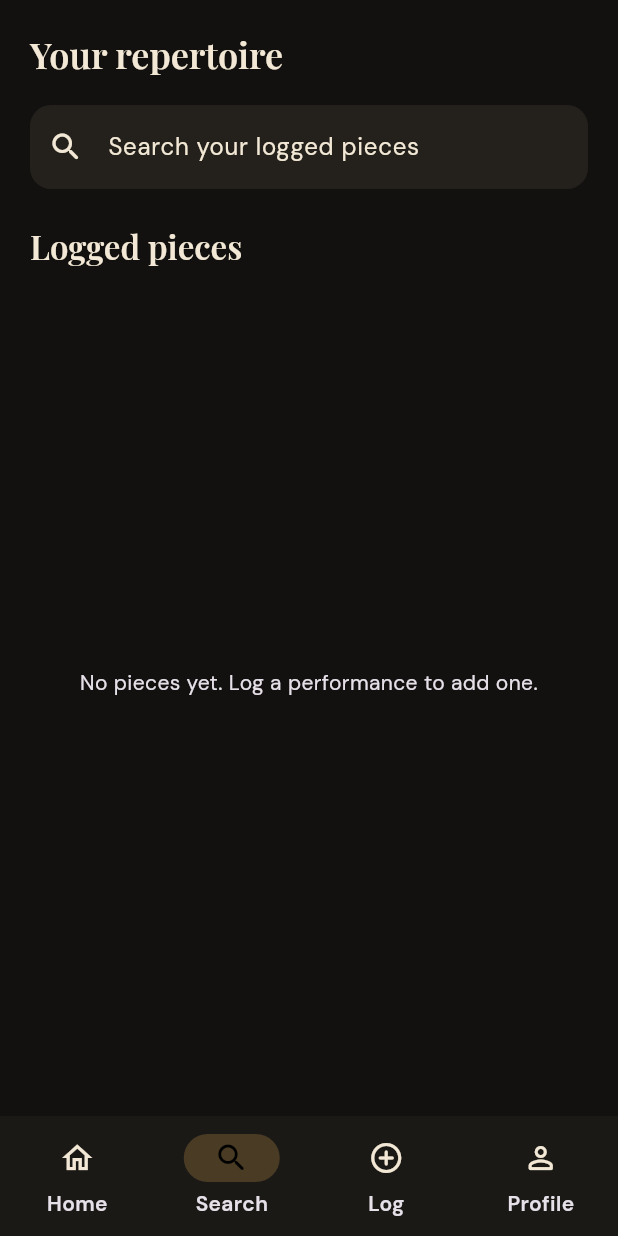
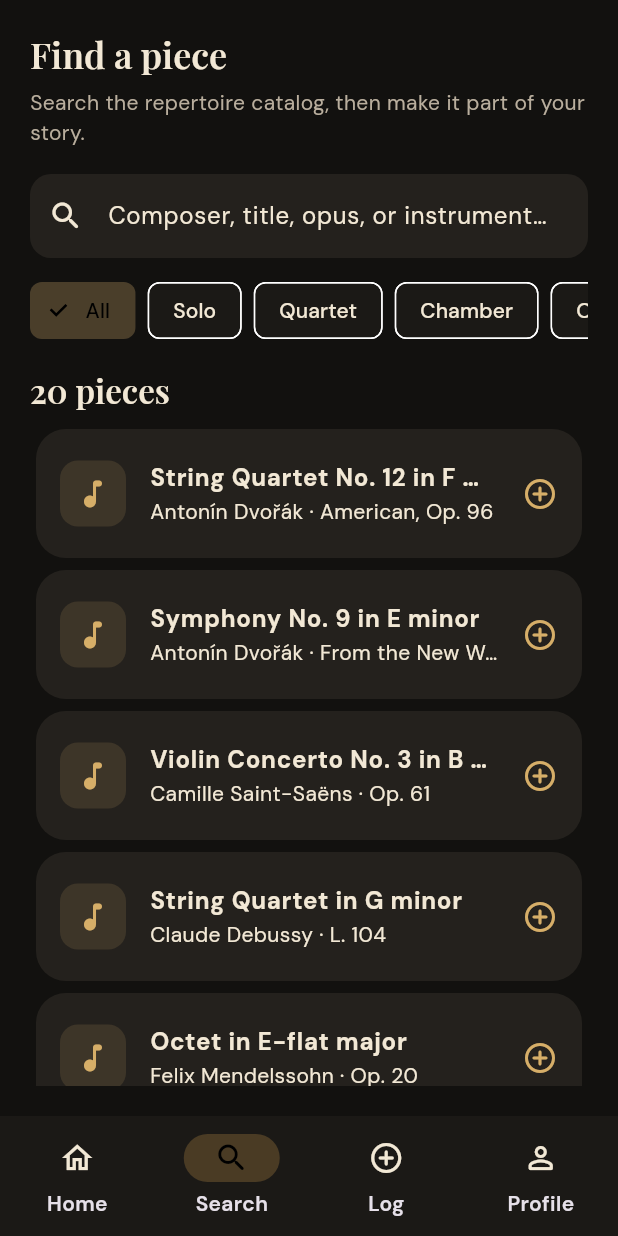
Before and after one commit to samgolik/classical.ly, a Flutter app: the AppShell screen opened directly, item 2 of the bottom bar chosen, on a phone screen of 412 x 824 dp. Run offline on Flutter 3.47's test engine with Material 3 defaults, Android fonts, the light colour scheme and no system bars; our stand-ins replace cloud_firestore, firebase_auth, firebase_core, google_fonts, google_sign_in, sign_in_with_apple; accounts and stored records are empty.

Commit message:
Add searchable repertoire catalog

```diff
--- /dev/null
+++ b/lib/data/catalog_store.dart
@@ -0,0 +1,52 @@
+import 'dart:async';
+
+import 'package:cloud_firestore/cloud_firestore.dart';
+import 'package:flutter/foundation.dart';
+
+import '../models/models.dart';
+import 'core_catalog.dart';
+
+class CatalogStore extends ChangeNotifier {
+  CatalogStore._();
+  static final instance = CatalogStore._();
+
+  StreamSubscription<QuerySnapshot<Map<String, dynamic>>>? _subscription;
+  List<Piece> _remotePieces = const [];
+  bool _isLoading = false;
+  String? _error;
+
+  bool get isLoading => _isLoading;
+  String? get error => _error;
+
+  List<Piece> get pieces {
+    final byId = {for (final piece in coreCatalog) piece.id: piece};
+    for (final piece in _remotePieces) {
+      byId[piece.id] = piece;
+    }
+    final values = byId.values.toList();
+    values.sort((a, b) {
+      final composer = a.composer.compareTo(b.composer);
+      return composer == 0 ? a.title.compareTo(b.title) : composer;
+    });
+    return values;
+  }
+
+  void start() {
+    if (_subscription != null) return;
+    _isLoading = true;
+    notifyListeners();
+    _subscription = FirebaseFirestore.instance.collection('pieces').snapshots().listen(
+      (snapshot) {
+        _remotePieces = snapshot.docs.map((doc) => Piece.fromFirestore(doc.id, doc.data())).toList();
+        _error = null;
+        _isLoading = false;
+        notifyListeners();
+      },
+      onError: (_) {
+        _error = 'The shared catalog is temporarily unavailable.';
+        _isLoading = false;
+        notifyListeners();
+      },
+    );
+  }
+}
--- /dev/null
+++ b/lib/data/core_catalog.dart
@@ -0,0 +1,26 @@
+import '../models/models.dart';
+
+/// A small, editorially checked starter catalog. Firestore entries replace these
+/// by id as the shared catalog grows.
+const coreCatalog = <Piece>[
+  Piece(id: 'bach-bwv-1001', title: 'Sonata No. 1 in G minor', composer: 'J. S. Bach', subtitle: 'BWV 1001', difficulty: 8.5, duration: '18 min', instrumentation: ['Solo violin'], ensembleType: 'Solo', imslpUrl: 'https://imslp.org/wiki/Sonatas_and_Partitas_for_Solo_Violin%2C_BWV_1001-1006_(Bach%2C_Johann_Sebastian)'),
+  Piece(id: 'bach-bwv-1004', title: 'Partita No. 2 in D minor', composer: 'J. S. Bach', subtitle: 'BWV 1004', difficulty: 9.5, duration: '30 min', instrumentation: ['Solo violin'], ensembleType: 'Solo', imslpUrl: 'https://imslp.org/wiki/Sonatas_and_Partitas_for_Solo_Violin%2C_BWV_1001-1006_(Bach%2C_Johann_Sebastian)'),
+  Piece(id: 'beethoven-op-18-4', title: 'String Quartet No. 4 in C minor', composer: 'Ludwig van Beethoven', subtitle: 'Op. 18 No. 4', difficulty: 8.0, duration: '24 min', instrumentation: ['String quartet'], ensembleType: 'Quartet', imslpUrl: 'https://imslp.org/wiki/String_Quartets%2C_Op.18_(Beethoven%2C_Ludwig_van)'),
+  Piece(id: 'beethoven-op-67', title: 'Symphony No. 5 in C minor', composer: 'Ludwig van Beethoven', subtitle: 'Op. 67', difficulty: 7.0, duration: '33 min', instrumentation: ['Orchestra'], ensembleType: 'Orchestra', imslpUrl: 'https://imslp.org/wiki/Symphony_No.5%2C_Op.67_(Beethoven%2C_Ludwig_van)'),
+  Piece(id: 'beethoven-op-125', title: 'Symphony No. 9 in D minor', composer: 'Ludwig van Beethoven', subtitle: 'Op. 125', difficulty: 8.5, duration: '70 min', instrumentation: ['Orchestra', 'Chorus', 'Solo voices'], ensembleType: 'Orchestra', imslpUrl: 'https://imslp.org/wiki/Symphony_No.9%2C_Op.125_(Beethoven%2C_Ludwig_van)'),
+  Piece(id: 'brahms-op-77', title: 'Violin Concerto in D major', composer: 'Johannes Brahms', subtitle: 'Op. 77', difficulty: 9.5, duration: '38 min', instrumentation: ['Solo violin', 'Orchestra'], ensembleType: 'Solo with orchestra', imslpUrl: 'https://imslp.org/wiki/Violin_Concerto%2C_Op.77_(Brahms%2C_Johannes)'),
+  Piece(id: 'brahms-op-51-1', title: 'String Quartet No. 1 in C minor', composer: 'Johannes Brahms', subtitle: 'Op. 51 No. 1', difficulty: 8.5, duration: '34 min', instrumentation: ['String quartet'], ensembleType: 'Quartet', imslpUrl: 'https://imslp.org/wiki/String_Quartets%2C_Op.51_(Brahms%2C_Johannes)'),
+  Piece(id: 'bruchs-op-26', title: 'Violin Concerto No. 1 in G minor', composer: 'Max Bruch', subtitle: 'Op. 26', difficulty: 8.5, duration: '25 min', instrumentation: ['Solo violin', 'Orchestra'], ensembleType: 'Solo with orchestra', imslpUrl: 'https://imslp.org/wiki/Violin_Concerto_No.1%2C_Op.26_(Bruch%2C_Max)'),
+  Piece(id: 'debussy-l104', title: 'String Quartet in G minor', composer: 'Claude Debussy', subtitle: 'L. 104', difficulty: 8.0, duration: '25 min', instrumentation: ['String quartet'], ensembleType: 'Quartet', imslpUrl: 'https://imslp.org/wiki/String_Quartet%2C_L.104_(Debussy%2C_Claude)'),
+  Piece(id: 'dvorak-op-96', title: 'String Quartet No. 12 in F major', composer: 'Antonín Dvořák', subtitle: 'American, Op. 96', difficulty: 7.0, duration: '25 min', instrumentation: ['String quartet'], ensembleType: 'Quartet', imslpUrl: 'https://imslp.org/wiki/String_Quartet_No.12%2C_Op.96_(Dvo%C5%99%C3%A1k%2C_Anton%C3%ADn)'),
+  Piece(id: 'dvorak-op-95', title: 'Symphony No. 9 in E minor', composer: 'Antonín Dvořák', subtitle: 'From the New World, Op. 95', difficulty: 7.0, duration: '40 min', instrumentation: ['Orchestra'], ensembleType: 'Orchestra', imslpUrl: 'https://imslp.org/wiki/Symphony_No.9%2C_Op.95_(Dvo%C5%99%C3%A1k%2C_Anton%C3%ADn)'),
+  Piece(id: 'mendelssohn-op-64', title: 'Violin Concerto in E minor', composer: 'Felix Mendelssohn', subtitle: 'Op. 64', difficulty: 9.0, duration: '27 min', instrumentation: ['Solo violin', 'Orchestra'], ensembleType: 'Solo with orchestra', imslpUrl: 'https://imslp.org/wiki/Violin_Concerto%2C_Op.64_(Mendelssohn%2C_Felix)'),
+  Piece(id: 'mendelssohn-op-20', title: 'Octet in E-flat major', composer: 'Felix Mendelssohn', subtitle: 'Op. 20', difficulty: 8.0, duration: '32 min', instrumentation: ['String octet'], ensembleType: 'Chamber', imslpUrl: 'https://imslp.org/wiki/Octet%2C_Op.20_(Mendelssohn%2C_Felix)'),
+  Piece(id: 'mozart-k-550', title: 'Symphony No. 40 in G minor', composer: 'Wolfgang Amadeus Mozart', subtitle: 'K. 550', difficulty: 6.5, duration: '30 min', instrumentation: ['Orchestra'], ensembleType: 'Orchestra', imslpUrl: 'https://imslp.org/wiki/Symphony_No.40_in_G_minor%2C_K.550_(Mozart%2C_Wolfgang_Amadeus)'),
+  Piece(id: 'mozart-k-525', title: 'Symphony No. 41 in C major', composer: 'Wolfgang Amadeus Mozart', subtitle: 'Jupiter, K. 551', difficulty: 7.0, duration: '34 min', instrumentation: ['Orchestra'], ensembleType: 'Orchestra', imslpUrl: 'https://imslp.org/wiki/Symphony_No.41_in_C_major%2C_K.551_(Mozart%2C_Wolfgang_Amadeus)'),
+  Piece(id: 'prokofiev-op-47', title: 'Violin Concerto No. 2 in G minor', composer: 'Sergei Prokofiev', subtitle: 'Op. 63', difficulty: 9.0, duration: '28 min', instrumentation: ['Solo violin', 'Orchestra'], ensembleType: 'Solo with orchestra', imslpUrl: 'https://imslp.org/wiki/Violin_Concerto_No.2%2C_Op.63_(Prokofiev%2C_Sergei)'),
+  Piece(id: 'ravel-m60', title: 'String Quartet in F major', composer: 'Maurice Ravel', subtitle: 'M. 35', difficulty: 8.0, duration: '28 min', instrumentation: ['String quartet'], ensembleType: 'Quartet', imslpUrl: 'https://imslp.org/wiki/String_Quartet_(Ravel%2C_Maurice)'),
+  Piece(id: 'saint-saens-op-61', title: 'Violin Concerto No. 3 in B minor', composer: 'Camille Saint-Saëns', subtitle: 'Op. 61', difficulty: 9.0, duration: '30 min', instrumentation: ['Solo violin', 'Orchestra'], ensembleType: 'Solo with orchestra', imslpUrl: 'https://imslp.org/wiki/Violin_Concerto_No.3%2C_Op.61_(Saint-Sa%C3%ABns%2C_Camille)'),
+  Piece(id: 'sibelius-op-47', title: 'Violin Concerto in D minor', composer: 'Jean Sibelius', subtitle: 'Op. 47', difficulty: 9.5, duration: '33 min', instrumentation: ['Solo violin', 'Orchestra'], ensembleType: 'Solo with orchestra', imslpUrl: 'https://imslp.org/wiki/Violin_Concerto%2C_Op.47_(Sibelius%2C_Jean)'),
+  Piece(id: 'tchaikovsky-op-35', title: 'Violin Concerto in D major', composer: 'Pyotr Ilyich Tchaikovsky', subtitle: 'Op. 35', difficulty: 9.5, duration: '35 min', instrumentation: ['Solo violin', 'Orchestra'], ensembleType: 'Solo with orchestra', imslpUrl: 'https://imslp.org/wiki/Violin_Concerto%2C_Op.35_(Tchaikovsky%2C_Pyotr)'),
+];
--- a/lib/features/log/log_page.dart
+++ b/lib/features/log/log_page.dart
@@ -21,6 +21,7 @@ class _LogPageState extends State<LogPage> {
     Text('Log a performance', style: Theme.of(context).textTheme.headlineSmall), const SizedBox(height: 7), const Text('Add this moment to your musical archive.', style: TextStyle(color: AppTheme.muted)), const SizedBox(height: 28),
     const Text('THE PIECE', style: TextStyle(color: AppTheme.gold, fontWeight: FontWeight.bold, fontSize: 12)), const SizedBox(height: 7),
     TextField(controller: title, textCapitalization: TextCapitalization.words, decoration: const InputDecoration(labelText: 'Piece title *')), const SizedBox(height: 12), TextField(controller: composer, textCapitalization: TextCapitalization.words, decoration: const InputDecoration(labelText: 'Composer *')), const SizedBox(height: 12), TextField(controller: subtitle, textCapitalization: TextCapitalization.words, decoration: const InputDecoration(labelText: 'Catalogue, key, or opus (optional)')),
+    if (widget.preselected != null) ...[const SizedBox(height: 10), Wrap(spacing: 7, runSpacing: 7, children: widget.preselected!.instrumentation.map((item) => Chip(label: Text(item))).toList())],
     const SizedBox(height: 22), const Text('THE PERFORMANCE', style: TextStyle(color: AppTheme.gold, fontWeight: FontWeight.bold, fontSize: 12)), const SizedBox(height: 7),
     TextField(controller: ensemble, textCapitalization: TextCapitalization.words, decoration: const InputDecoration(labelText: 'Ensemble or orchestra')), const SizedBox(height: 12), TextField(controller: role, textCapitalization: TextCapitalization.words, decoration: const InputDecoration(labelText: 'Part or role (e.g. Violin II)')), const SizedBox(height: 12), TextField(controller: note, minLines: 3, maxLines: 5, decoration: const InputDecoration(labelText: 'Memory or note')), const SizedBox(height: 22),
     const Text('YOUR EXPERIENCE', style: TextStyle(color: AppTheme.gold, fontWeight: FontWeight.bold, fontSize: 12)), const SizedBox(height: 7), Row(children: List.generate(5, (i) => IconButton(onPressed: () => setState(() => rating = i + 1), icon: Icon(i < rating ? Icons.star_rounded : Icons.star_outline_rounded, color: AppTheme.gold, size: 31)))), const SizedBox(height: 25), FilledButton(onPressed: save, child: const Text('Save to repertoire')),
--- a/lib/features/search/search_page.dart
+++ b/lib/features/search/search_page.dart
@@ -1,23 +1,42 @@
 import 'package:flutter/material.dart';
-import '../../data/repertoire_store.dart';
+import '../../data/catalog_store.dart';
 import '../../models/models.dart';
+import '../../theme/app_theme.dart';
 import '../../widgets/common_widgets.dart';
 import '../piece/piece_detail_page.dart';
 
 class SearchPage extends StatefulWidget { const SearchPage({super.key}); @override State<SearchPage> createState() => _SearchPageState(); }
 class _SearchPageState extends State<SearchPage> {
   String query = '';
+  String filter = 'All';
+  static const filters = ['All', 'Solo', 'Quartet', 'Chamber', 'Orchestra'];
   @override
   Widget build(BuildContext context) => ListenableBuilder(
-    listenable: RepertoireStore.instance,
+    listenable: CatalogStore.instance,
     builder: (context, _) {
-      final results = RepertoireStore.instance.pieces.where((p) => '${p.title} ${p.composer}'.toLowerCase().contains(query.toLowerCase())).toList();
+      final needle = query.trim().toLowerCase();
+      final results = CatalogStore.instance.pieces.where((piece) {
+        final searchText = '${piece.title} ${piece.composer} ${piece.subtitle} ${piece.ensembleType} ${piece.instrumentation.join(' ')}'.toLowerCase();
+        final matchesQuery = needle.isEmpty || searchText.contains(needle);
+        final matchesFilter = filter == 'All' || piece.ensembleType == filter || piece.instrumentation.any((force) => force.toLowerCase().contains(filter.toLowerCase()));
+        return matchesQuery && matchesFilter;
+      }).toList();
       return Padding(padding: const EdgeInsets.all(20), child: Column(crossAxisAlignment: CrossAxisAlignment.start, children: [
-        Text('Your repertoire', style: Theme.of(context).textTheme.headlineSmall), const SizedBox(height: 18),
-        TextField(onChanged: (value) => setState(() => query = value), decoration: const InputDecoration(prefixIcon: Icon(Icons.search_rounded), hintText: 'Search your logged pieces')),
-        const SizedBox(height: 24), Text(query.isEmpty ? 'Logged pieces' : '${results.length} pieces', style: Theme.of(context).textTheme.titleLarge), const SizedBox(height: 8),
-        Expanded(child: results.isEmpty ? const Center(child: Text('No pieces yet. Log a performance to add one.', textAlign: TextAlign.center)) : ListView(children: results.map((Piece piece) => PieceTile(piece: piece, onTap: () => Navigator.push(context, MaterialPageRoute(builder: (_) => PieceDetailPage(piece: piece))))).toList())),
+        Text('Find a piece', style: Theme.of(context).textTheme.headlineSmall), const SizedBox(height: 6),
+        const Text('Search the repertoire catalog, then make it part of your story.', style: TextStyle(color: AppTheme.muted)), const SizedBox(height: 18),
+        TextField(onChanged: (value) => setState(() => query = value), textInputAction: TextInputAction.search, decoration: const InputDecoration(prefixIcon: Icon(Icons.search_rounded), hintText: 'Composer, title, opus, or instrumentation')),
+        const SizedBox(height: 16),
+        SizedBox(height: 38, child: ListView(scrollDirection: Axis.horizontal, children: filters.map((item) => Padding(padding: const EdgeInsets.only(right: 8), child: ChoiceChip(label: Text(item), selected: filter == item, onSelected: (_) => setState(() => filter = item), selectedColor: AppTheme.gold.withValues(alpha: .25)))).toList())),
+        const SizedBox(height: 20), Text('${results.length} ${results.length == 1 ? 'piece' : 'pieces'}', style: Theme.of(context).textTheme.titleLarge), const SizedBox(height: 8),
+        Expanded(child: results.isEmpty ? _NoResults(query: query, filter: filter) : ListView(children: results.map((Piece piece) => PieceTile(piece: piece, trailing: const Icon(Icons.add_circle_outline_rounded, color: AppTheme.gold), onTap: () => Navigator.push(context, MaterialPageRoute(builder: (_) => PieceDetailPage(piece: piece))))).toList())),
       ]));
     },
   );
 }
+
+class _NoResults extends StatelessWidget {
+  const _NoResults({required this.query, required this.filter});
+  final String query, filter;
+  @override
+  Widget build(BuildContext context) => Center(child: Padding(padding: const EdgeInsets.all(24), child: Column(mainAxisSize: MainAxisSize.min, children: [const Icon(Icons.library_music_outlined, size: 38, color: AppTheme.gold), const SizedBox(height: 14), Text('Nothing quite matches yet.', style: Theme.of(context).textTheme.titleLarge), const SizedBox(height: 7), Text(query.isEmpty && filter != 'All' ? 'Try another instrumentation filter.' : 'Try a composer, a shorter title, or another instrumentation.', textAlign: TextAlign.center, style: const TextStyle(color: AppTheme.muted))])));
+}
--- a/lib/features/shell/app_shell.dart
+++ b/lib/features/shell/app_shell.dart
@@ -3,6 +3,7 @@ import '../home/home_page.dart';
 import '../search/search_page.dart';
 import '../log/log_page.dart';
 import '../profile/profile_page.dart';
+import '../../data/catalog_store.dart';
 
 class AppShell extends StatefulWidget {
   const AppShell({super.key});
@@ -11,6 +12,11 @@ class AppShell extends StatefulWidget {
 }
 class _AppShellState extends State<AppShell> {
   int index = 0;
+  @override
+  void initState() {
+    super.initState();
+    CatalogStore.instance.start();
+  }
   @override
   Widget build(BuildContext context) {
     final pages = [const HomePage(), const SearchPage(), const LogPage(), const ProfilePage()];
--- a/lib/models/models.dart
+++ b/lib/models/models.dart
@@ -1,10 +1,32 @@
 enum RepertoireStatus { learning, performed, dream }
 
 class Piece {
-  const Piece({required this.id, required this.title, required this.composer, required this.subtitle, required this.difficulty, required this.duration, required this.instrumentation, this.imslpUrl = 'https://imslp.org'});
-  final String id, title, composer, subtitle, duration, imslpUrl;
+  const Piece({
+    required this.id,
+    required this.title,
+    required this.composer,
+    required this.subtitle,
+    required this.difficulty,
+    required this.duration,
+    required this.instrumentation,
+    this.ensembleType = '',
+    this.imslpUrl = 'https://imslp.org',
+  });
+  final String id, title, composer, subtitle, duration, imslpUrl, ensembleType;
   final double difficulty;
   final List<String> instrumentation;
+
+  factory Piece.fromFirestore(String id, Map<String, dynamic> data) => Piece(
+        id: id,
+        title: data['title'] as String? ?? '',
+        composer: data['composer'] as String? ?? '',
+        subtitle: data['subtitle'] as String? ?? '',
+        difficulty: (data['difficulty'] as num?)?.toDouble() ?? 0,
+        duration: data['duration'] as String? ?? '',
+        instrumentation: List<String>.from(data['instrumentation'] as List? ?? const []),
+        ensembleType: data['ensembleType'] as String? ?? '',
+        imslpUrl: data['imslpUrl'] as String? ?? 'https://imslp.org',
+      );
 }
 
 class PerformanceLog {
```
Also changed, not shown: 1 other file.
